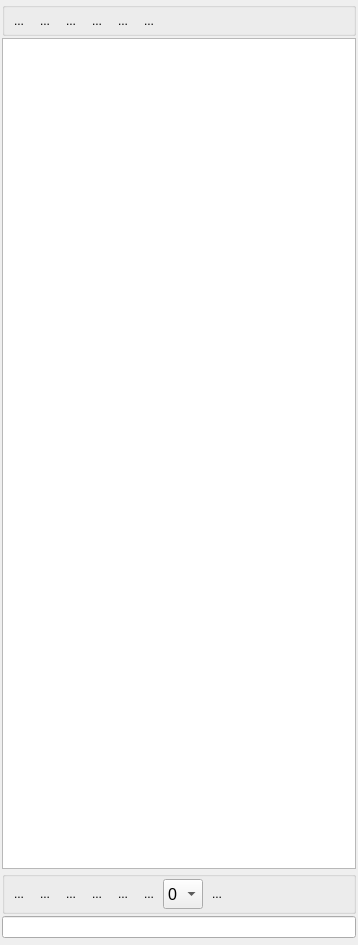
Above: Modules/SegmentationUI/Qmitk/QmitkLabelSetWidgetControls.ui from MITK/MITK before the change. Below: the same form after it.
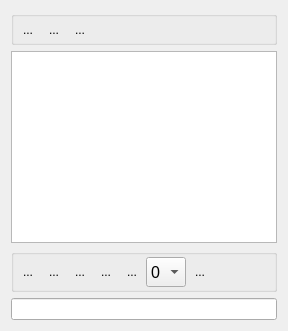
That is the form after the change. Icons and pictures are not drawn. Custom widgets are drawn as their Qt base class.

Commit message: migrating buttons

The edit to the form file:
```diff
--- a/Modules/SegmentationUI/Qmitk/QmitkLabelSetWidgetControls.ui
+++ b/Modules/SegmentationUI/Qmitk/QmitkLabelSetWidgetControls.ui
@@ -6,8 +6,8 @@
    <rect>
     <x>0</x>
     <y>0</y>
-    <width>358</width>
-    <height>945</height>
+    <width>288</width>
+    <height>328</height>
    </rect>
   </property>
   <property name="sizePolicy">
@@ -20,12 +20,6 @@
    <string notr="true"/>
   </property>
   <layout class="QVBoxLayout" name="verticalLayout">
-   <property name="spacing">
-    <number>2</number>
-   </property>
-   <property name="margin">
-    <number>2</number>
-   </property>
    <item>
     <widget class="QGroupBox" name="groupBox_2">
      <property name="title">
@@ -38,29 +32,6 @@
       <property name="margin">
        <number>2</number>
       </property>
-      <item>
-       <widget class="QToolButton" name="m_btNewSegmentation">
-        <property name="toolTip">
-         <string>Create a new segmentation session</string>
-        </property>
-        <property name="text">
-         <string>...</string>
-        </property>
-        <property name="icon">
-         <iconset resource="../resources/SegmentationUI.qrc">
-          <normaloff>:/Qmitk/NewSegmentationSession_48x48.png</normaloff>:/Qmitk/NewSegmentationSession_48x48.png</iconset>
-        </property>
-        <property name="iconSize">
-         <size>
-          <width>32</width>
-          <height>32</height>
-         </size>
-        </property>
-        <property name="autoRaise">
-         <bool>true</bool>
-        </property>
-       </widget>
-      </item>
       <item>
        <widget class="QToolButton" name="m_btLoadSegmentation">
         <property name="toolTip">
@@ -75,31 +46,8 @@
         </property>
         <property name="iconSize">
          <size>
-          <width>32</width>
-          <height>32</height>
-         </size>
-        </property>
-        <property name="autoRaise">
-         <bool>true</bool>
-        </property>
-       </widget>
-      </item>
-      <item>
-       <widget class="QToolButton" name="m_btImportLabeledImage">
-        <property name="toolTip">
-         <string>Import a labeled image from disk</string>
-        </property>
-        <property name="text">
-         <string>...</string>
-        </property>
-        <property name="icon">
-         <iconset resource="../resources/SegmentationUI.qrc">
-          <normaloff>:/Qmitk/ImportLabeledImage_48x48.png</normaloff>:/Qmitk/ImportLabeledImage_48x48.png</iconset>
-        </property>
-        <property name="iconSize">
-         <size>
-          <width>32</width>
-          <height>32</height>
+          <width>28</width>
+          <height>28</height>
          </size>
         </property>
         <property name="autoRaise">
@@ -121,31 +69,8 @@
         </property>
         <property name="iconSize">
          <size>
-          <width>32</width>
-          <height>32</height>
-         </size>
-        </property>
-        <property name="autoRaise">
-         <bool>true</bool>
-        </property>
-       </widget>
-      </item>
-      <item>
-       <widget class="QToolButton" name="m_btImportSegmentation">
-        <property name="toolTip">
-         <string>Import labels from another segmentation session</string>
-        </property>
-        <property name="text">
-         <string>...</string>
-        </property>
-        <property name="icon">
-         <iconset resource="../resources/SegmentationUI.qrc">
-          <normaloff>:/Qmitk/ImportLabelSet_48x48.png</normaloff>:/Qmitk/ImportLabelSet_48x48.png</iconset>
-        </property>
-        <property name="iconSize">
-         <size>
-          <width>32</width>
-          <height>32</height>
+          <width>28</width>
+          <height>28</height>
          </size>
         </property>
         <property name="autoRaise">
@@ -167,8 +92,8 @@
         </property>
         <property name="iconSize">
          <size>
-          <width>32</width>
-          <height>32</height>
+          <width>28</width>
+          <height>28</height>
          </size>
         </property>
         <property name="autoRaise">
@@ -195,7 +120,7 @@
    <item>
     <widget class="QmitkLabelSetTableWidget" name="m_LabelSetTableWidget">
      <property name="sizePolicy">
-      <sizepolicy hsizetype="MinimumExpanding" vsizetype="Expanding">
+      <sizepolicy hsizetype="Preferred" vsizetype="MinimumExpanding">
        <horstretch>0</horstretch>
        <verstretch>0</verstretch>
       </sizepolicy>
@@ -206,13 +131,7 @@
     </widget>
    </item>
    <item>
-    <widget class="QGroupBox" name="groupBox">
-     <property name="sizePolicy">
-      <sizepolicy hsizetype="MinimumExpanding" vsizetype="Preferred">
-       <horstretch>0</horstretch>
-       <verstretch>0</verstretch>
-      </sizepolicy>
-     </property>
+    <widget class="QGroupBox" name="groupBox_3">
      <property name="title">
       <string/>
      </property>
@@ -223,32 +142,6 @@
       <property name="margin">
        <number>2</number>
       </property>
-      <item>
-       <widget class="QToolButton" name="m_btNewLabel">
-        <property name="toolTip">
-         <string>Add a new label to the current segmentation session</string>
-        </property>
-        <property name="text">
-         <string>...</string>
-        </property>
-        <property name="icon">
-         <iconset resource="../resources/SegmentationUI.qrc">
-          <normaloff>:/Qmitk/NewLabel_48x48.png</normaloff>:/Qmitk/NewLabel_48x48.png</iconset>
-        </property>
-        <property name="iconSize">
-         <size>
-          <width>32</width>
-          <height>32</height>
-         </size>
-        </property>
-        <property name="shortcut">
-         <string>N</string>
-        </property>
-        <property name="autoRaise">
-         <bool>true</bool>
-        </property>
-       </widget>
-      </item>
       <item>
        <widget class="QToolButton" name="m_btSegmentationInteractor">
         <property name="toolTip">
@@ -263,8 +156,8 @@
         </property>
         <property name="iconSize">
          <size>
-          <width>32</width>
-          <height>32</height>
+          <width>28</width>
+          <height>28</height>
          </size>
         </property>
         <property name="checkable">
@@ -290,8 +183,8 @@
         </property>
         <property name="iconSize">
          <size>
-          <width>32</width>
-          <height>32</height>
+          <width>28</width>
+          <height>28</height>
          </size>
         </property>
         <property name="checkable">
@@ -316,8 +209,8 @@
         </property>
         <property name="iconSize">
          <size>
-          <width>32</width>
-          <height>32</height>
+          <width>28</width>
+          <height>28</height>
          </size>
         </property>
         <property name="autoRaise">
@@ -339,8 +232,8 @@
         </property>
         <property name="iconSize">
          <size>
-          <width>32</width>
-          <height>32</height>
+          <width>28</width>
+          <height>28</height>
          </size>
         </property>
         <property name="autoRaise">
@@ -362,8 +255,8 @@
         </property>
         <property name="iconSize">
          <size>
-          <width>32</width>
-          <height>32</height>
+          <width>28</width>
+          <height>28</height>
          </size>
         </property>
         <property name="autoRaise">
@@ -411,8 +304,8 @@
         </property>
         <property name="iconSize">
          <size>
-          <width>32</width>
-          <height>32</height>
+          <width>28</width>
+          <height>28</height>
          </size>
         </property>
         <property name="autoRaise">
@@ -427,7 +320,7 @@
         </property>
         <property name="sizeHint" stdset="0">
          <size>
-          <width>5</width>
+          <width>57</width>
           <height>20</height>
          </size>
         </property>
@@ -439,22 +332,6 @@
    <item>
     <widget class="ctkSearchBox" name="m_LabelSearchBox"/>
    </item>
-   <item>
-    <spacer name="verticalSpacer">
-     <property name="orientation">
-      <enum>Qt::Vertical</enum>
-     </property>
-     <property name="sizeType">
-      <enum>QSizePolicy::Minimum</enum>
-     </property>
-     <property name="sizeHint" stdset="0">
-      <size>
-       <width>20</width>
-       <height>5</height>
-      </size>
-     </property>
-    </spacer>
-   </item>
   </layout>
  </widget>
  <customwidgets>
```
Left out of the diff: 7 changed lines with no effect on the pictures. The commit also changes 1 other file.
